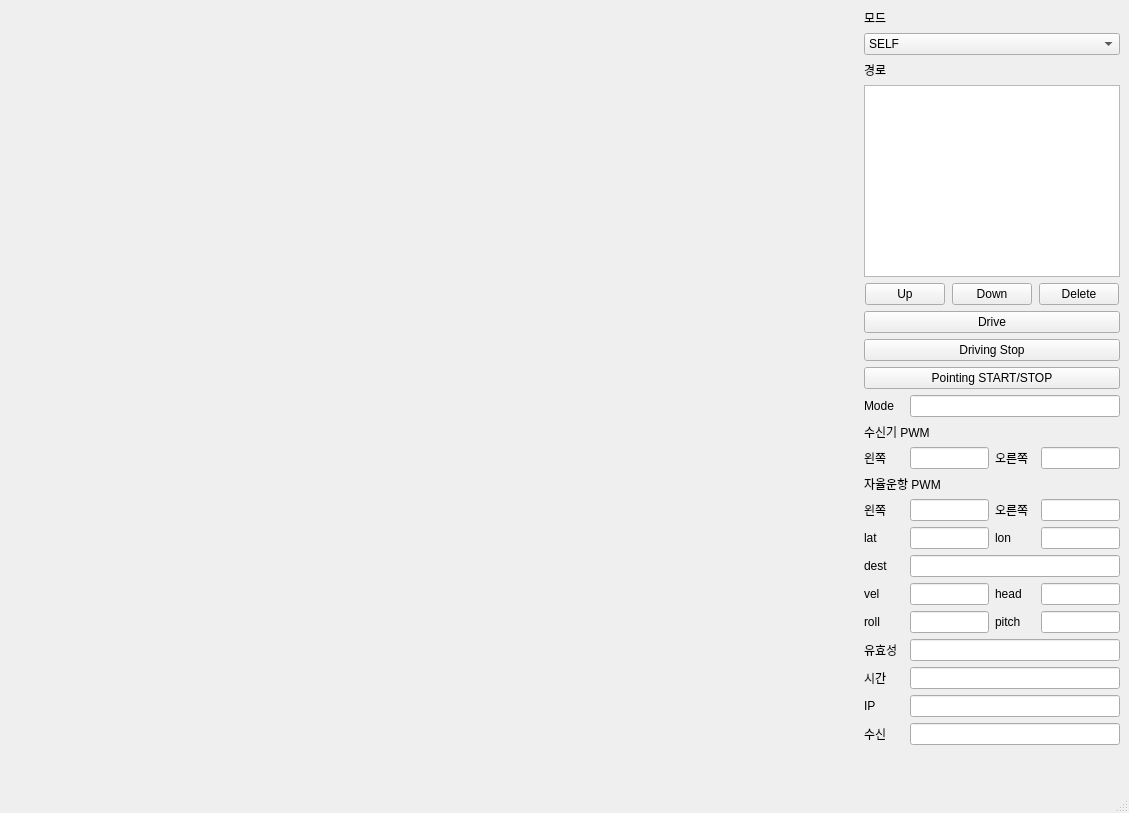
First picture: the form in Base_Map/V5.3_organized/V1_UI.ui, repository dup06087/Automatic_driving_ship, before the edit.
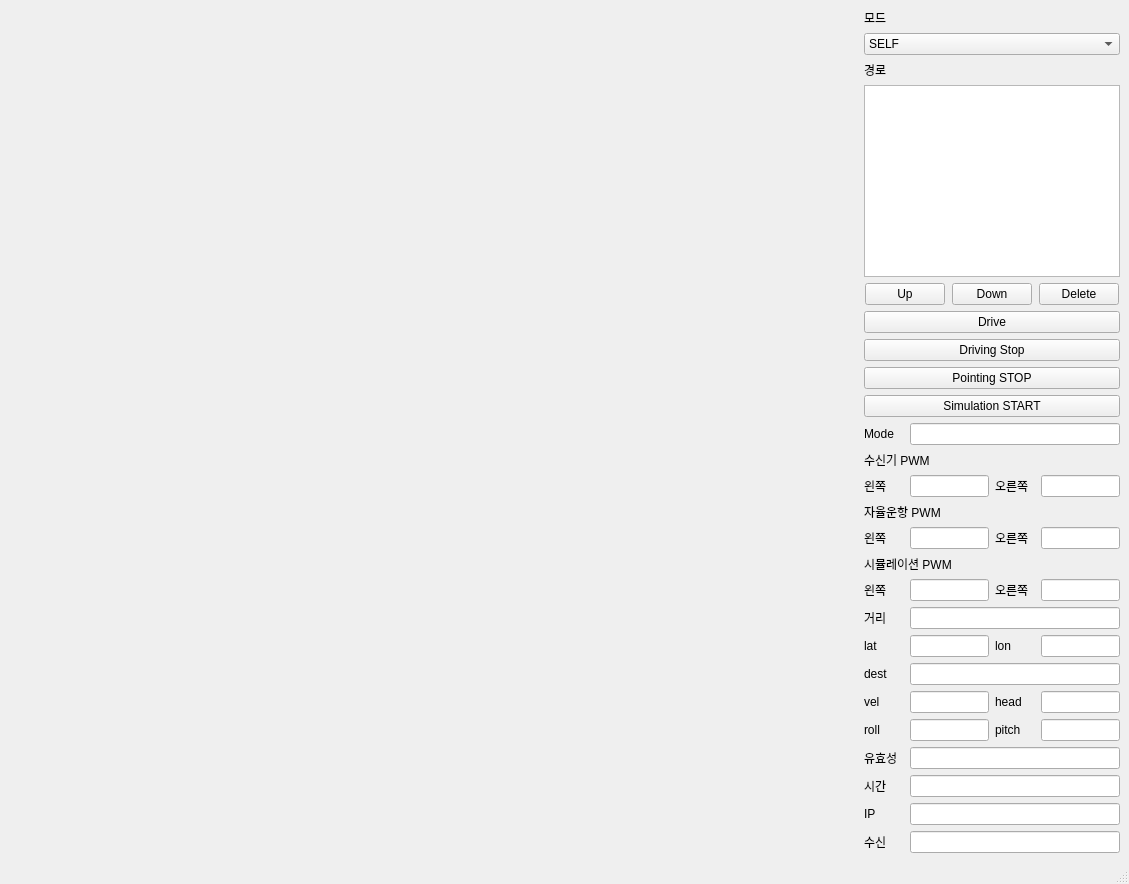
Second picture: the form after the edit.

```diff
--- a/Base_Map/V5.3_organized/V1_UI.ui
+++ b/Base_Map/V5.3_organized/V1_UI.ui
@@ -132,7 +132,14 @@
         <item>
          <widget class="QPushButton" name="btn_pointing">
           <property name="text">
-           <string>Pointing START/STOP</string>
+           <string>Pointing STOP</string>
+          </property>
+         </widget>
+        </item>
+        <item>
+         <widget class="QPushButton" name="btn_simulation">
+          <property name="text">
+           <string>Simulation START</string>
           </property>
          </widget>
         </item>
@@ -309,6 +316,103 @@
           </item>
          </layout>
         </item>
+        <item>
+         <widget class="QLabel" name="label_5">
+          <property name="text">
+           <string>시뮬레이션 PWM</string>
+          </property>
+         </widget>
+        </item>
+        <item>
+         <layout class="QHBoxLayout" name="horizontalLayout_14">
+          <item>
+           <widget class="QLabel" name="lbl_pwml_auto_2">
+            <property name="sizePolicy">
+             <sizepolicy hsizetype="Fixed" vsizetype="Preferred">
+              <horstretch>0</horstretch>
+              <verstretch>0</verstretch>
+             </sizepolicy>
+            </property>
+            <property name="minimumSize">
+             <size>
+              <width>40</width>
+              <height>0</height>
+             </size>
+            </property>
+            <property name="maximumSize">
+             <size>
+              <width>40</width>
+              <height>16777215</height>
+             </size>
+            </property>
+            <property name="text">
+             <string>왼쪽</string>
+            </property>
+           </widget>
+          </item>
+          <item>
+           <widget class="QLineEdit" name="edit_pwml_simulation">
+            <property name="text">
+             <string/>
+            </property>
+           </widget>
+          </item>
+          <item>
+           <widget class="QLabel" name="lbl_pwmr_auto_2">
+            <property name="sizePolicy">
+             <sizepolicy hsizetype="Fixed" vsizetype="Preferred">
+              <horstretch>0</horstretch>
+              <verstretch>0</verstretch>
+             </sizepolicy>
+            </property>
+            <property name="minimumSize">
+             <size>
+              <width>40</width>
+              <height>0</height>
+             </size>
+            </property>
+            <property name="maximumSize">
+             <size>
+              <width>40</width>
+              <height>16777215</height>
+             </size>
+            </property>
+            <property name="text">
+             <string>오른쪽</string>
+            </property>
+           </widget>
+          </item>
+          <item>
+           <widget class="QLineEdit" name="edit_pwmr_simulation"/>
+          </item>
+         </layout>
+        </item>
+        <item>
+         <layout class="QHBoxLayout" name="horizontalLayout_13">
+          <item>
+           <widget class="QLabel" name="lbl_distance">
+            <property name="minimumSize">
+             <size>
+              <width>40</width>
+              <height>0</height>
+             </size>
+            </property>
+            <property name="maximumSize">
+             <size>
+              <width>40</width>
+              <height>16777215</height>
+             </size>
+            </property>
+            <property name="text">
+             <string>거리</string>
+            </property>
+           </widget>
+          </item>
+          <item>
+           <widget class="QLineEdit" name="edit_distance"/>
+          </item>
+         </layout>
+        </item>
         <item>
          <layout class="QHBoxLayout" name="horizontalLayout_11">
           <item>
```
Left out of the diff: 21 changed lines with no effect on the pictures.
